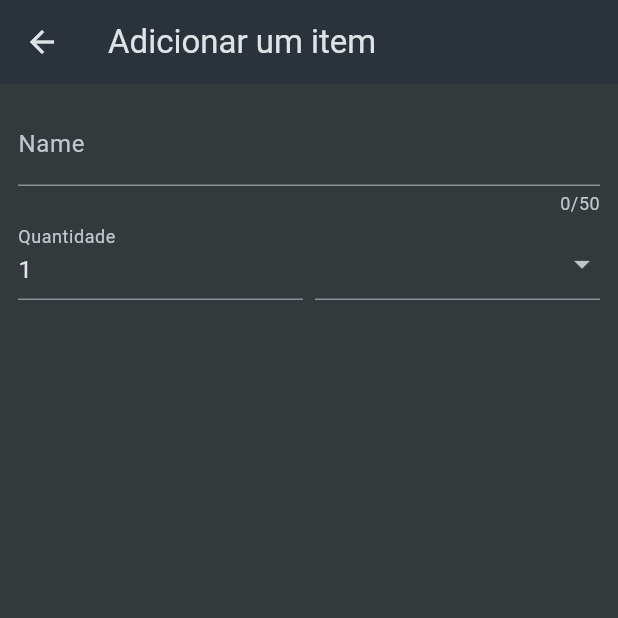
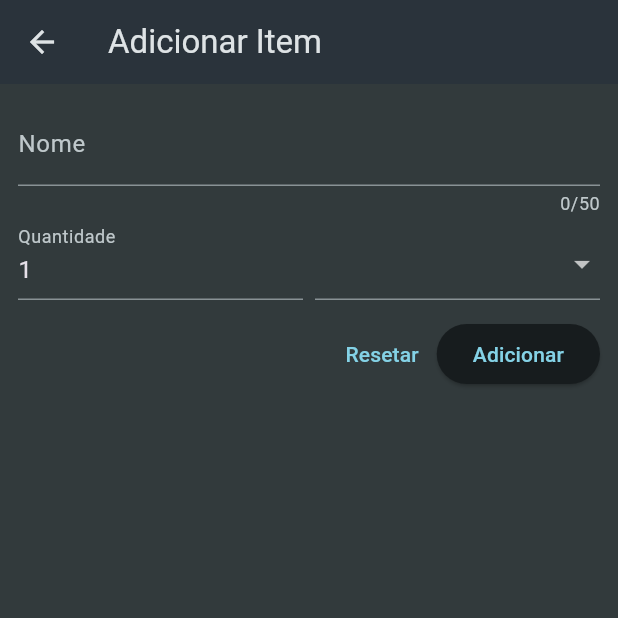
Before and after one commit to Bicball/supermercado, a Flutter app: the screen it shows after launch, after a tap on the "add" icon, on a phone screen of 412 x 824 dp, the top half of it. Run offline on Flutter 3.47's test engine with Material 3 defaults, Android fonts, the phone set to English and light mode, and no system bars.

Commit message:
Implementação da lógica de validação e GlobalKey no Form

```diff
--- a/lib/widgets/grocery_list.dart
+++ b/lib/widgets/grocery_list.dart
@@ -14,7 +14,7 @@ class _GroceryListState extends State<GroceryList> {
   Widget build(BuildContext context) {
     return Scaffold(
       appBar: AppBar(
-        title: const Text('Your Groceries'),
+        title: const Text('Sua Lista'),
         actions: [
           IconButton(
               onPressed: () {
--- a/lib/widgets/new_item.dart
+++ b/lib/widgets/new_item.dart
@@ -12,35 +12,60 @@ class NewItem extends StatefulWidget{
 }
 
 class _NewItemState extends State<NewItem>{
+  final _formKey = GlobalKey<FormState>();
+
+  void _saveItem (){
+    _formKey.currentState!.validate();
+  }
+
   @override
   Widget build(BuildContext context) {
     return Scaffold(
       appBar: AppBar(
-        title: const Text('Adicionar um item'),
+        title: const Text('Adicionar Item'),
       ),
       body: Padding(
         padding: const EdgeInsets.all(12),
         child: Form(
+          key: _formKey,
           child: Column(
             children: [
               TextFormField(
                 maxLength: 50,
                 decoration: const InputDecoration(
-                  label: Text('Name'),
+                  label: Text('Nome'),
                 ),
                 validator: (value) {
-                  return 'Validação!';
+                  if (value == null ||
+                      value.isEmpty ||
+                      value.trim().length <= 2 ||
+                      value.trim().length > 50) {
+                    return 'Deve ter entre 2 e 50 caracteres';
+                  }
+                  return null;
                 },
               ),
               Row(
                 crossAxisAlignment: CrossAxisAlignment.end,
                 children: [
-                  Expanded(child: TextFormField(
-                    decoration: const InputDecoration(
+                  Expanded(child:
+                    TextFormField(
+                      decoration: const InputDecoration(
                       label: Text('Quantidade'),
+                      ),
+                      keyboardType: TextInputType.number,
+                      initialValue: '1',
+                      validator: (value) {
+                        if (value == null ||
+                            value.isEmpty ||
+                            int.tryParse(value) == null ||
+                            int.tryParse(value)! <= 0){
+                          return 'Deve ser maior que 0';
+                        }
+                        return null;
+                      },
                     ),
-                    initialValue: '1',
-                  ),),
+                  ),
                   const SizedBox(width: 8,),
                   Expanded(child: DropdownButtonFormField(items: [
                     for (final category in categories.entries)
@@ -58,7 +83,20 @@ class _NewItemState extends State<NewItem>{
                             ]
                           )
                       )
-                  ], onChanged: (value) {}),
+                  ], onChanged: (value) {}
+                  ),
+                  ),
+                ],
+              ),
+              const SizedBox(height: 12,),
+              Row(
+                mainAxisAlignment: MainAxisAlignment.end,
+                children: [
+                  TextButton(onPressed: () {_formKey.currentState!.reset();},
+                    child: const Text('Resetar'),
+                  ),
+                  ElevatedButton(onPressed: _saveItem,
+                      child: const Text('Adicionar'),
                   ),
                 ],
               )
```
